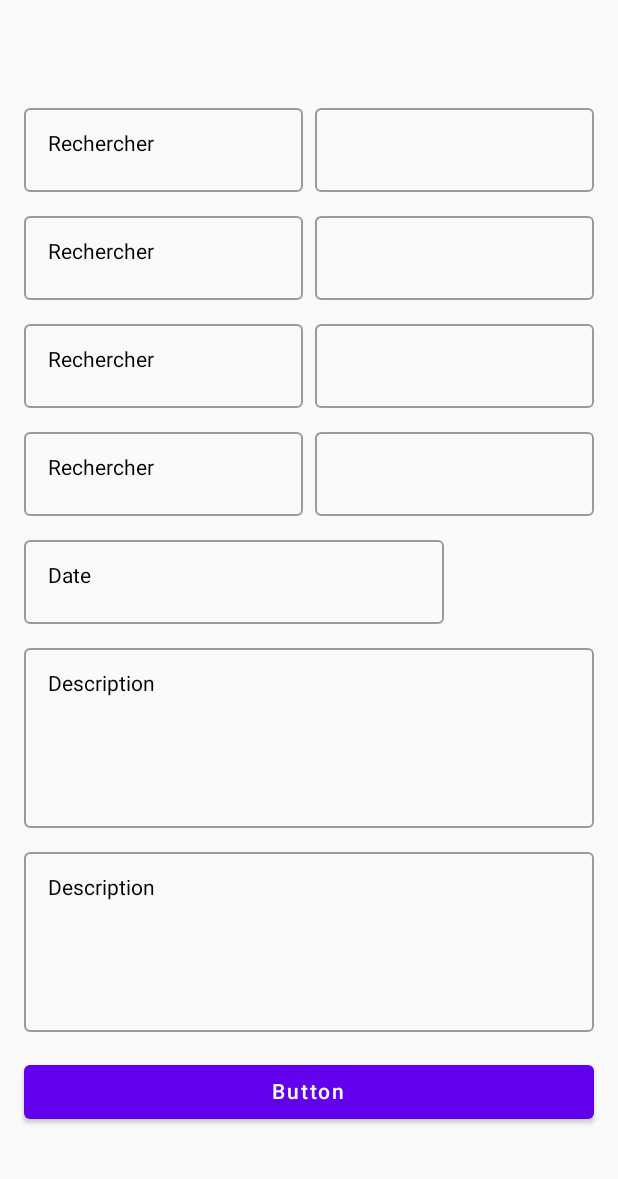
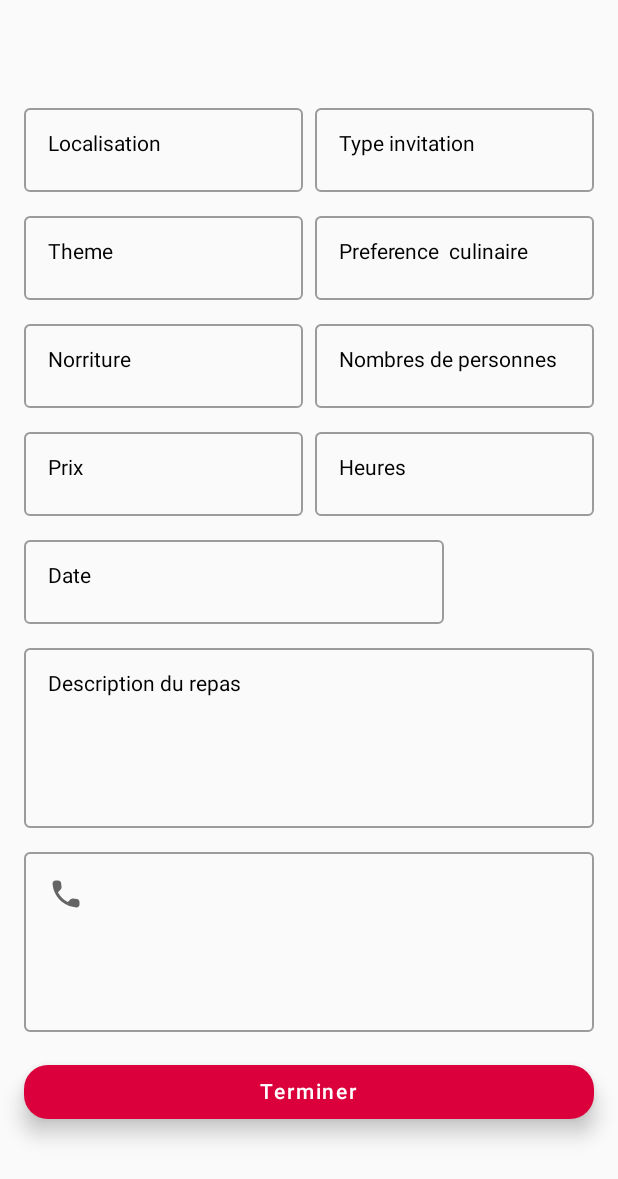
Before and after one commit to KvRae/Slikoo-Android, an Android app built with Jetpack Compose: the EventScreen screen opened through its navigation route, on a phone screen of 412 x 824 dp. Shown: the top 1179 px of the screen. Run offline under Robolectric (Android 15) with nearby library versions, the phone set to English and light mode, and no system bars.

Commit message:
Working on UI Improvments

```diff
--- a/app/src/main/java/slikoo/kvrae/slikoo/ui/components/RatingCard.kt
+++ b/app/src/main/java/slikoo/kvrae/slikoo/ui/components/RatingCard.kt
@@ -2,7 +2,6 @@ package slikoo.kvrae.slikoo.ui.components
 
 import androidx.compose.foundation.Image
 import androidx.compose.foundation.background
-import androidx.compose.foundation.clickable
 import androidx.compose.foundation.layout.Column
 import androidx.compose.foundation.layout.Row
 import androidx.compose.foundation.layout.Spacer
@@ -96,7 +95,7 @@ fun RatingBar(
                 contentDescription = null,
                 tint = if (index < currentRating) DefautBlueElement else Color.Gray,
                 modifier = Modifier
-                    .clickable { onRatingChanged(index + 1) }
+                    //.clickable { onRatingChanged(index + 1) }
                     .size(12.dp)
             )
         }
--- a/app/src/main/java/slikoo/kvrae/slikoo/ui/fragments/EventFragment.kt
+++ b/app/src/main/java/slikoo/kvrae/slikoo/ui/fragments/EventFragment.kt
@@ -10,15 +10,21 @@ import androidx.compose.foundation.layout.height
 import androidx.compose.foundation.layout.padding
 import androidx.compose.foundation.layout.width
 import androidx.compose.foundation.rememberScrollState
+import androidx.compose.foundation.shape.RoundedCornerShape
 import androidx.compose.foundation.verticalScroll
 import androidx.compose.material.Button
+import androidx.compose.material.ButtonDefaults
+import androidx.compose.material.Icon
 import androidx.compose.material.OutlinedTextField
 import androidx.compose.material.Text
+import androidx.compose.material.icons.Icons
+import androidx.compose.material.icons.rounded.Call
 import androidx.compose.runtime.Composable
 import androidx.compose.ui.Alignment
 import androidx.compose.ui.Modifier
 import androidx.compose.ui.unit.dp
 import androidx.navigation.NavController
+import slikoo.kvrae.slikoo.ui.theme.ButtonsAndIcons
 
 
 @Composable
@@ -36,31 +42,31 @@ fun EventScreen(navController: NavController) {
                     Row(modifier = Modifier
                         .fillMaxWidth()
                         .padding(8.dp)) {
-                        OutlinedTextField(value = "Rechercher", onValueChange = { /* handle value change */ },modifier = Modifier.weight(1f))
+                        OutlinedTextField(value = "Localisation", onValueChange = { /* handle value change */ },modifier = Modifier.weight(1f))
                         Spacer(modifier = Modifier.width(8.dp))
-                        OutlinedTextField(value = "", onValueChange = { /* handle value change */ }, modifier = Modifier.weight(1f))
+                        OutlinedTextField(value = "Type invitation", onValueChange = { /* handle value change */ }, modifier = Modifier.weight(1f))
                     }
                     Row(modifier = Modifier
                         .fillMaxWidth()
                         .padding(8.dp)) {
-                        OutlinedTextField(value = "Rechercher", onValueChange = { /* handle value change */ },modifier = Modifier.weight(1f))
+                        OutlinedTextField(value = "Theme", onValueChange = { /* handle value change */ },modifier = Modifier.weight(1f))
                         Spacer(modifier = Modifier.width(8.dp))
-                        OutlinedTextField(value = "", onValueChange = { /* handle value change */ }, modifier = Modifier.weight(1f))
+                        OutlinedTextField(value = "Preference  culinaire", onValueChange = { /* handle value change */ }, modifier = Modifier.weight(1f))
                     }
                     Row(modifier = Modifier
                         .fillMaxWidth()
                         .padding(8.dp)) {
-                        OutlinedTextField(value = "Rechercher", onValueChange = { /* handle value change */ },modifier = Modifier.weight(1f))
+                        OutlinedTextField(value = "Norriture", onValueChange = { /* handle value change */ },modifier = Modifier.weight(1f))
                         Spacer(modifier = Modifier.width(8.dp))
-                        OutlinedTextField(value = "", onValueChange = { /* handle value change */ }, modifier = Modifier.weight(1f))
+                        OutlinedTextField(value = "Nombres de personnes", onValueChange = { /* handle value change */ }, modifier = Modifier.weight(1f))
                     }
 
                     Row(modifier = Modifier
                         .fillMaxWidth()
                         .padding(8.dp)) {
-                        OutlinedTextField(value = "Rechercher", onValueChange = { /* handle value change */ },modifier = Modifier.weight(1f))
+                        OutlinedTextField(value = "Prix", onValueChange = { /* handle value change */ },modifier = Modifier.weight(1f))
                         Spacer(modifier = Modifier.width(8.dp))
-                        OutlinedTextField(value = "", onValueChange = { /* handle value change */ }, modifier = Modifier.weight(1f))
+                        OutlinedTextField(value = "Heures", onValueChange = { /* handle value change */ }, modifier = Modifier.weight(1f))
                     }
 
                     Row(
@@ -77,7 +83,7 @@ fun EventScreen(navController: NavController) {
                             .padding(8.dp)
                     ) {
                         OutlinedTextField(
-                            value = "Description",
+                            value = "Description du repas",
                             onValueChange = { /* handle value change */ },
                             modifier = Modifier
                                 .weight(1f)
@@ -91,7 +97,11 @@ fun EventScreen(navController: NavController) {
                             .padding(8.dp)
                     ) {
                         OutlinedTextField(
-                            value = "Description",
+                            value = "",
+                            placeholder = { Icon(
+                                imageVector = Icons.Rounded.Call,
+                                contentDescription = "Camera"
+                            ) },
                             onValueChange = { /* handle value change */ },
                             modifier = Modifier
                                 .weight(1f)
@@ -103,8 +113,15 @@ fun EventScreen(navController: NavController) {
 
                     Button(onClick = { /*TODO*/ }, modifier = Modifier
                         .padding(8.dp)
-                        .fillMaxWidth()) {
-                        Text(text = "Button" )
+                        .fillMaxWidth(),
+                        colors = androidx.compose.material.ButtonDefaults.buttonColors(
+                            backgroundColor = ButtonsAndIcons,
+                            contentColor = androidx.compose.ui.graphics.Color.White
+                        ),
+                        shape = RoundedCornerShape(16.dp),
+                        elevation = ButtonDefaults.elevation(8.dp)
+                        ) {
+                        Text(text = "Terminer" )
                     }
                 }
             }
```
Also changed, not shown: app/src/main/java/slikoo/kvrae/slikoo/ui/components/SettingsCard.kt (+30 -8 lines).
